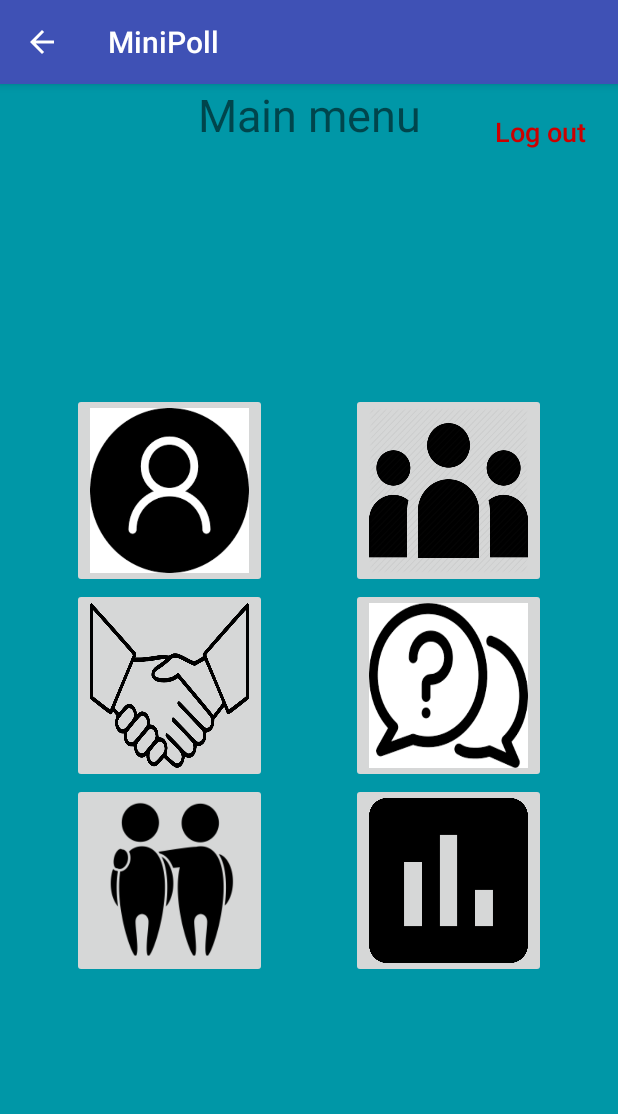
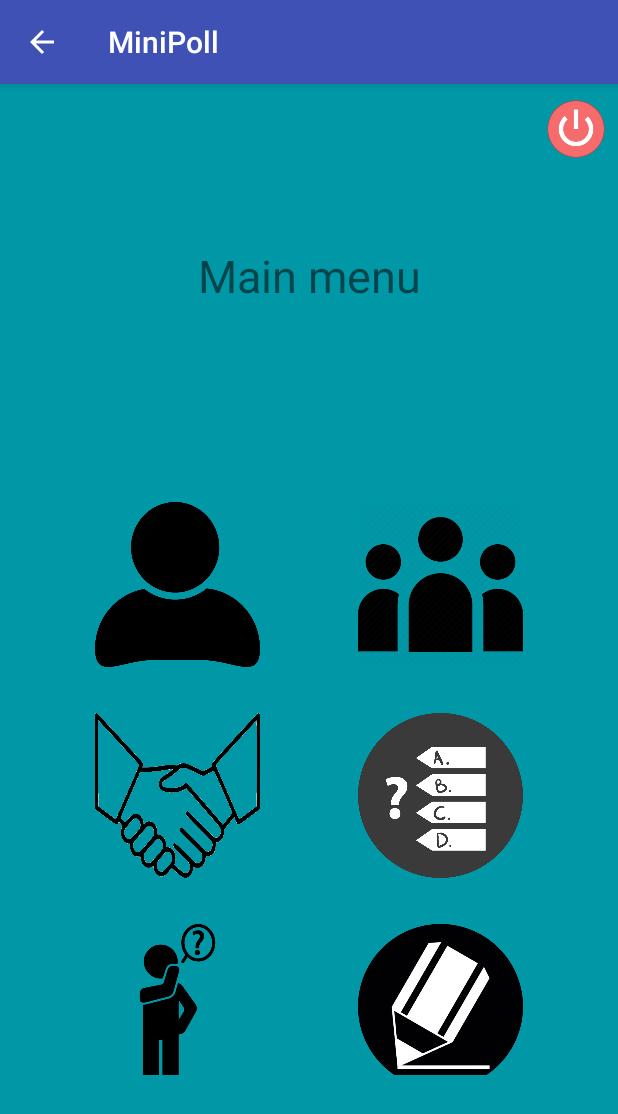
Before and after one commit to agobeaux/LSINF1225Groupe7, an Android app: the MainMenuActivity screen opened directly, with no data from a screen before it, on a phone screen of 412 x 824 dp. Shown: the top 1114 px of the screen. Run offline under Robolectric (Android 15) with nearby library versions, the phone set to English and light mode, and no system bars; 2 statements that could not run were skipped.

Commit message:
Queqlues améliorations visuelles et compression d'images

```diff
--- a/MiniPoll/app/src/main/res/layout/activity_main_menu.xml
+++ b/MiniPoll/app/src/main/res/layout/activity_main_menu.xml
@@ -9,8 +9,11 @@
 
 
     <GridLayout
+        android:id="@+id/gridLayout"
         android:layout_width="316dp"
         android:layout_height="397dp"
+        android:layout_marginBottom="8dp"
+        android:layout_marginTop="8dp"
         android:columnCount="2"
         android:rowCount="3"
         app:layout_constraintBottom_toBottomOf="parent"
@@ -20,12 +23,14 @@
 
         <ImageButton
             android:id="@+id/imageButton5"
-            android:layout_width="130dp"
-            android:layout_height="130dp"
+            android:layout_width="110dp"
+            android:layout_height="110dp"
 
             android:layout_column="0"
             android:layout_gravity="start|top"
+            android:layout_margin="15dp"
             android:layout_row="2"
+            android:background="@color/colorBackground"
             android:onClick="bipoll"
             android:scaleType="fitXY"
             android:src="@drawable/menu_helpafriend" />
@@ -38,12 +43,14 @@
 -->
         <ImageButton
             android:id="@+id/imageButton6"
-            android:layout_width="130dp"
-            android:layout_height="130dp"
+            android:layout_width="110dp"
+            android:layout_height="110dp"
 
             android:layout_column="0"
             android:layout_gravity="start|top"
+            android:layout_margin="15dp"
             android:layout_row="0"
+            android:background="@color/colorBackground"
             android:onClick="consultProfile"
             android:scaleType="fitXY"
             android:src="@drawable/menu_profile"
@@ -52,12 +59,14 @@
 
         <ImageButton
             android:id="@+id/imageButton7"
-            android:layout_width="130dp"
-            android:layout_height="130dp"
+            android:layout_width="110dp"
+            android:layout_height="110dp"
 
             android:layout_column="1"
             android:layout_gravity="end|top"
+            android:layout_margin="15dp"
             android:layout_row="1"
+            android:background="@color/colorBackground"
             android:onClick="quiz"
             android:scaleType="fitXY"
             android:src="@drawable/menu_quiz"
@@ -66,12 +75,14 @@
 
         <ImageButton
             android:id="@+id/imageButton8"
-            android:layout_width="130dp"
-            android:layout_height="130dp"
+            android:layout_width="110dp"
+            android:layout_height="110dp"
             android:layout_column="1"
 
             android:layout_gravity="end|top"
+            android:layout_margin="15dp"
             android:layout_row="0"
+            android:background="@color/colorBackground"
             android:onClick="friendlist"
             android:scaleType="fitXY"
             android:src="@drawable/menu_friends"
@@ -80,12 +91,14 @@
 
         <ImageButton
             android:id="@+id/imageButton9"
-            android:layout_width="130dp"
-            android:layout_height="130dp"
+            android:layout_width="110dp"
+            android:layout_height="110dp"
 
             android:layout_column="0"
             android:layout_gravity="start|top"
+            android:layout_margin="15dp"
             android:layout_row="1"
+            android:background="@color/colorBackground"
             android:scaleType="fitXY"
             android:src="@drawable/menu_agreements"
             app:layout_constraintBottom_toBottomOf="parent"
@@ -94,12 +107,14 @@
 
         <ImageButton
             android:id="@+id/imageButton10"
-            android:layout_width="130dp"
-            android:layout_height="130dp"
+            android:layout_width="110dp"
+            android:layout_height="110dp"
 
             android:layout_column="1"
             android:layout_gravity="end|top"
+            android:layout_margin="15dp"
             android:layout_row="2"
+            android:background="@color/colorBackground"
             android:onClick="creatpoll"
             android:scaleType="fitXY"
             android:src="@drawable/menu_poll"
@@ -111,26 +126,27 @@
         android:id="@+id/textView4"
         android:layout_width="wrap_content"
         android:layout_height="wrap_content"
+        android:layout_marginBottom="8dp"
+        android:layout_marginTop="8dp"
         android:text="@string/mainmenu"
         android:textSize="30sp"
+        app:layout_constraintBottom_toTopOf="@+id/gridLayout"
         app:layout_constraintLeft_toLeftOf="parent"
         app:layout_constraintRight_toRightOf="parent"
-        tools:layout_editor_absoluteY="46dp" />
+        app:layout_constraintTop_toTopOf="parent" />
 
-    <Button
-        android:id="@+id/button3"
-        style="@style/Widget.AppCompat.Button.Borderless.Colored"
-        android:layout_width="wrap_content"
-        android:layout_height="wrap_content"
+    <ImageButton
+        android:id="@+id/imageButton"
+        android:layout_width="40dp"
+        android:layout_height="40dp"
         android:layout_marginEnd="8dp"
-        android:layout_marginTop="8dp"
+        android:layout_marginRight="10dp"
+        android:layout_marginTop="10dp"
+        android:background="@color/colorBackground"
         android:onClick="logout"
-        android:text="@string/logout"
-        android:textAllCaps="false"
-        android:textColor="@android:color/holo_red_dark"
-        android:textSize="18sp"
+        android:scaleType="fitXY"
         app:layout_constraintEnd_toEndOf="parent"
         app:layout_constraintTop_toTopOf="parent"
-        tools:text="@string/logout" />
+        app:srcCompat="@drawable/logout" />
 
 </android.support.constraint.ConstraintLayout>
```
Also changed, not shown: MiniPoll/app/src/main/res/drawable/logout.png (added), MiniPoll/app/src/main/res/drawable/menu_agreements.png, MiniPoll/app/src/main/res/drawable/menu_helpafriend.png, MiniPoll/app/src/main/res/drawable/menu_poll.png, MiniPoll/app/src/main/res/drawable/menu_profile.png, MiniPoll/app/src/main/res/drawable/menu_quiz.png.
